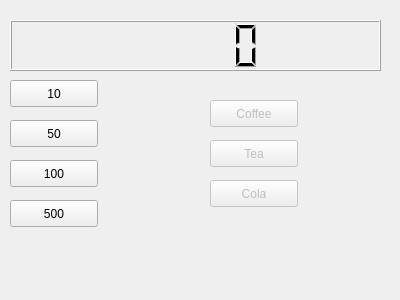
This is widget.ui in naramy/vending_machine as Qt 5 draws it before an edit. The edited form follows.
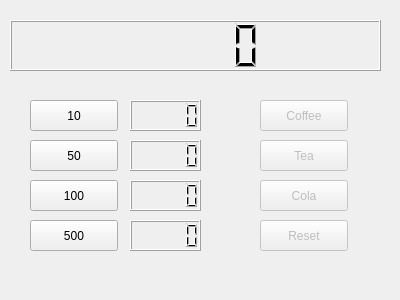
This is the edited form.

Commit message: reset button add

The edit to the form file:
```diff
--- a/widget.ui
+++ b/widget.ui
@@ -26,10 +26,10 @@
   <widget class="QPushButton" name="pb10">
    <property name="geometry">
     <rect>
-     <x>10</x>
-     <y>80</y>
+     <x>30</x>
+     <y>100</y>
      <width>88</width>
-     <height>27</height>
+     <height>31</height>
     </rect>
    </property>
    <property name="text">
@@ -39,10 +39,10 @@
   <widget class="QPushButton" name="pb50">
    <property name="geometry">
     <rect>
-     <x>10</x>
-     <y>120</y>
+     <x>30</x>
+     <y>140</y>
      <width>88</width>
-     <height>27</height>
+     <height>31</height>
     </rect>
    </property>
    <property name="text">
@@ -52,10 +52,10 @@
   <widget class="QPushButton" name="pb100">
    <property name="geometry">
     <rect>
-     <x>10</x>
-     <y>160</y>
+     <x>30</x>
+     <y>180</y>
      <width>88</width>
-     <height>27</height>
+     <height>31</height>
     </rect>
    </property>
    <property name="text">
@@ -68,10 +68,10 @@
    </property>
    <property name="geometry">
     <rect>
-     <x>10</x>
-     <y>200</y>
+     <x>30</x>
+     <y>220</y>
      <width>88</width>
-     <height>27</height>
+     <height>31</height>
     </rect>
    </property>
    <property name="text">
@@ -84,10 +84,10 @@
    </property>
    <property name="geometry">
     <rect>
-     <x>210</x>
+     <x>260</x>
      <y>100</y>
      <width>88</width>
-     <height>27</height>
+     <height>31</height>
     </rect>
    </property>
    <property name="text">
@@ -100,10 +100,10 @@
    </property>
    <property name="geometry">
     <rect>
-     <x>210</x>
+     <x>260</x>
      <y>140</y>
      <width>88</width>
-     <height>27</height>
+     <height>31</height>
     </rect>
    </property>
    <property name="text">
@@ -116,16 +116,72 @@
    </property>
    <property name="geometry">
     <rect>
-     <x>210</x>
+     <x>260</x>
      <y>180</y>
      <width>88</width>
-     <height>27</height>
+     <height>31</height>
     </rect>
    </property>
    <property name="text">
     <string>Cola</string>
    </property>
   </widget>
+  <widget class="QPushButton" name="pbReset">
+   <property name="enabled">
+    <bool>false</bool>
+   </property>
+   <property name="geometry">
+    <rect>
+     <x>260</x>
+     <y>220</y>
+     <width>88</width>
+     <height>31</height>
+    </rect>
+   </property>
+   <property name="text">
+    <string>Reset</string>
+   </property>
+  </widget>
+  <widget class="QLCDNumber" name="lcd10">
+   <property name="geometry">
+    <rect>
+     <x>130</x>
+     <y>100</y>
+     <width>71</width>
+     <height>31</height>
+    </rect>
+   </property>
+  </widget>
+  <widget class="QLCDNumber" name="lcd50">
+   <property name="geometry">
+    <rect>
+     <x>130</x>
+     <y>140</y>
+     <width>71</width>
+     <height>31</height>
+    </rect>
+   </property>
+  </widget>
+  <widget class="QLCDNumber" name="lcd100">
+   <property name="geometry">
+    <rect>
+     <x>130</x>
+     <y>180</y>
+     <width>71</width>
+     <height>31</height>
+    </rect>
+   </property>
+  </widget>
+  <widget class="QLCDNumber" name="lcd500">
+   <property name="geometry">
+    <rect>
+     <x>130</x>
+     <y>220</y>
+     <width>71</width>
+     <height>31</height>
+    </rect>
+   </property>
+  </widget>
  </widget>
  <layoutdefault spacing="6" margin="11"/>
  <resources/>
```
The commit also changes 2 other files.
